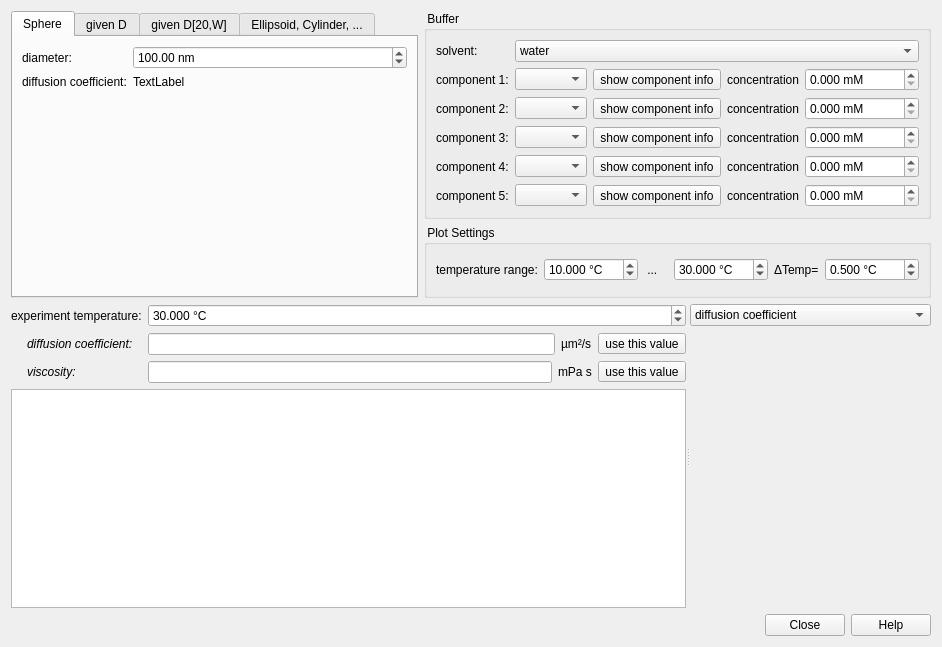
First picture: the form in plugins/calc_diffcoeff/dlgcalcdiffcoeff.ui, repository jkriege2/QuickFit3, before the edit.
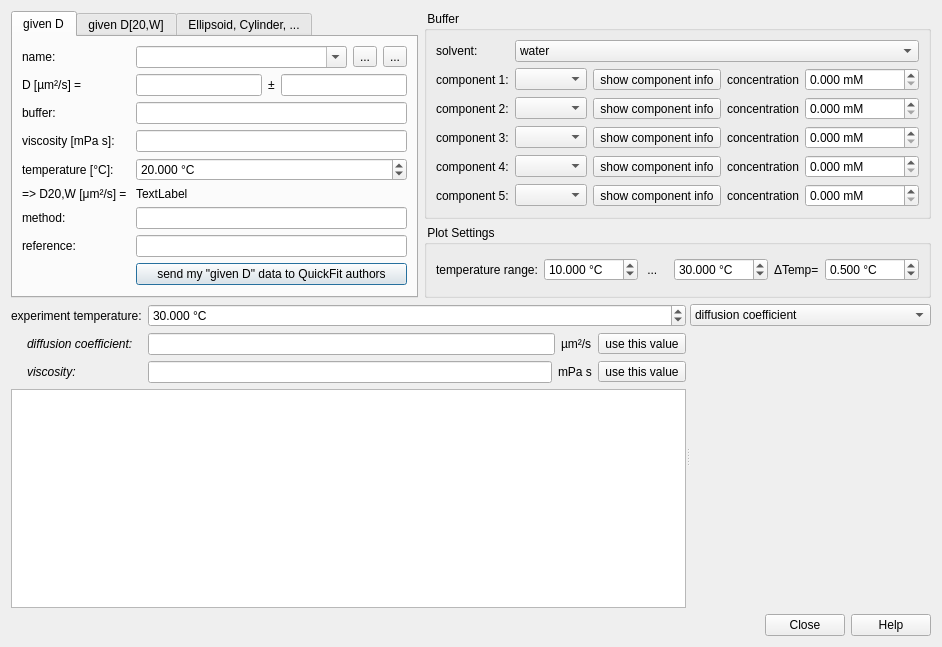
Second picture: the form after the edit. The open tabs and pages were chosen to show the change. Icons and pictures are not drawn. Custom widgets are drawn as their Qt base class.

Commit message: QuickFit3/calc_diffcoeff: moved calculation of D of sphere from its own tab to the "spheroid" tab (where also cylinders and ellipsoids are calculated)

The edit to the form file:
```diff
--- a/plugins/calc_diffcoeff/dlgcalcdiffcoeff.ui
+++ b/plugins/calc_diffcoeff/dlgcalcdiffcoeff.ui
@@ -31,50 +31,6 @@
        <property name="currentIndex">
         <number>1</number>
        </property>
-       <widget class="QWidget" name="tab">
-        <attribute name="title">
-         <string>Sphere</string>
-        </attribute>
-        <layout class="QFormLayout" name="formLayout_2">
-         <item row="0" column="0">
-          <widget class="QLabel" name="label_3">
-           <property name="text">
-            <string>diameter:</string>
-           </property>
-          </widget>
-         </item>
-         <item row="0" column="1">
-          <widget class="QDoubleSpinBox" name="spinSPhereDiameter">
-           <property name="suffix">
-            <string> nm</string>
-           </property>
-           <property name="minimum">
-            <double>0.000000000000000</double>
-           </property>
-           <property name="maximum">
-            <double>100000.000000000000000</double>
-           </property>
-           <property name="value">
-            <double>100.000000000000000</double>
-           </property>
-          </widget>
-         </item>
-         <item row="1" column="0">
-          <widget class="QLabel" name="label_4">
-           <property name="text">
-            <string>diffusion coefficient:</string>
-           </property>
-          </widget>
-         </item>
-         <item row="1" column="1">
-          <widget class="QLabel" name="labSphereD">
-           <property name="text">
-            <string>TextLabel</string>
-           </property>
-          </widget>
-         </item>
-        </layout>
-       </widget>
        <widget class="QWidget" name="tab_2">
         <attribute name="title">
          <string>given D</string>
```
Left out of the diff: 23 changed lines with no effect on the pictures. The commit also changes 6 other files.
